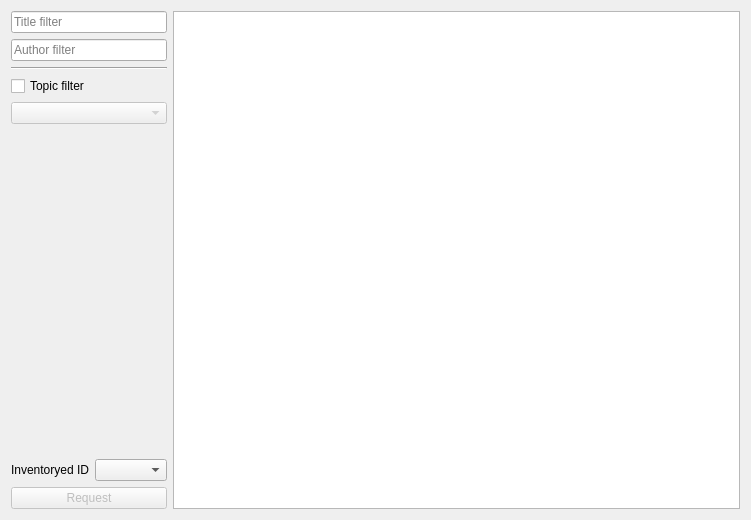
neshchereto/Library_management, file readermode.ui: the form before one commit.
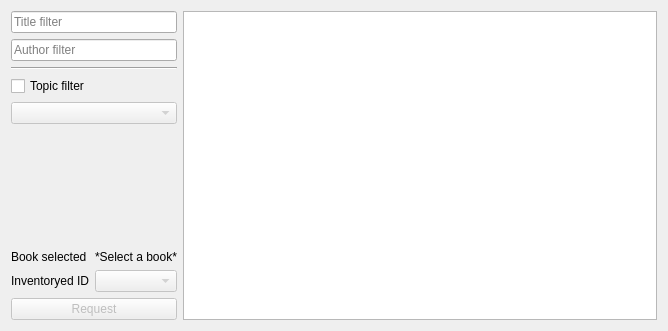
The form after the commit.

Patch:
```diff
--- a/readermode.ui
+++ b/readermode.ui
@@ -6,14 +6,14 @@
    <rect>
     <x>0</x>
     <y>0</y>
-    <width>751</width>
-    <height>520</height>
+    <width>668</width>
+    <height>331</height>
    </rect>
   </property>
   <property name="windowTitle">
    <string>Reader menu</string>
   </property>
-  <layout class="QHBoxLayout" name="horizontalLayout_2">
+  <layout class="QHBoxLayout" name="horizontalLayout">
    <item>
     <layout class="QVBoxLayout" name="verticalLayout">
      <item>
@@ -78,7 +78,7 @@
      <item>
       <spacer name="verticalSpacer">
        <property name="sizePolicy">
-        <sizepolicy hsizetype="Preferred" vsizetype="MinimumExpanding">
+        <sizepolicy hsizetype="Minimum" vsizetype="MinimumExpanding">
          <horstretch>0</horstretch>
          <verstretch>0</verstretch>
         </sizepolicy>
@@ -98,11 +98,40 @@
       </spacer>
      </item>
      <item>
-      <layout class="QHBoxLayout" name="horizontalLayout">
-       <item>
+      <layout class="QGridLayout" name="gridLayout">
+       <item row="0" column="0">
+        <widget class="QLabel" name="label_2">
+         <property name="sizePolicy">
+          <sizepolicy hsizetype="Minimum" vsizetype="Preferred">
+           <horstretch>0</horstretch>
+           <verstretch>0</verstretch>
+          </sizepolicy>
+         </property>
+         <property name="text">
+          <string>Book selected</string>
+         </property>
+        </widget>
+       </item>
+       <item row="0" column="1">
+        <widget class="QLabel" name="titleLabel">
+         <property name="sizePolicy">
+          <sizepolicy hsizetype="Preferred" vsizetype="Preferred">
+           <horstretch>0</horstretch>
+           <verstretch>0</verstretch>
+          </sizepolicy>
+         </property>
+         <property name="text">
+          <string>*Select a book*</string>
+         </property>
+         <property name="alignment">
+          <set>Qt::AlignLeading|Qt::AlignLeft|Qt::AlignVCenter</set>
+         </property>
+        </widget>
+       </item>
+       <item row="1" column="0">
         <widget class="QLabel" name="label">
          <property name="sizePolicy">
-          <sizepolicy hsizetype="Preferred" vsizetype="Preferred">
+          <sizepolicy hsizetype="Minimum" vsizetype="Preferred">
            <horstretch>0</horstretch>
            <verstretch>0</verstretch>
           </sizepolicy>
@@ -112,8 +141,24 @@
          </property>
         </widget>
        </item>
-       <item>
-        <widget class="QComboBox" name="idComboBox"/>
+       <item row="1" column="1">
+        <widget class="QComboBox" name="idComboBox">
+         <property name="enabled">
+          <bool>false</bool>
+         </property>
+         <property name="sizePolicy">
+          <sizepolicy hsizetype="Preferred" vsizetype="Preferred">
+           <horstretch>0</horstretch>
+           <verstretch>0</verstretch>
+          </sizepolicy>
+         </property>
+         <property name="layoutDirection">
+          <enum>Qt::LeftToRight</enum>
+         </property>
+         <property name="frame">
+          <bool>true</bool>
+         </property>
+        </widget>
        </item>
       </layout>
      </item>
```
